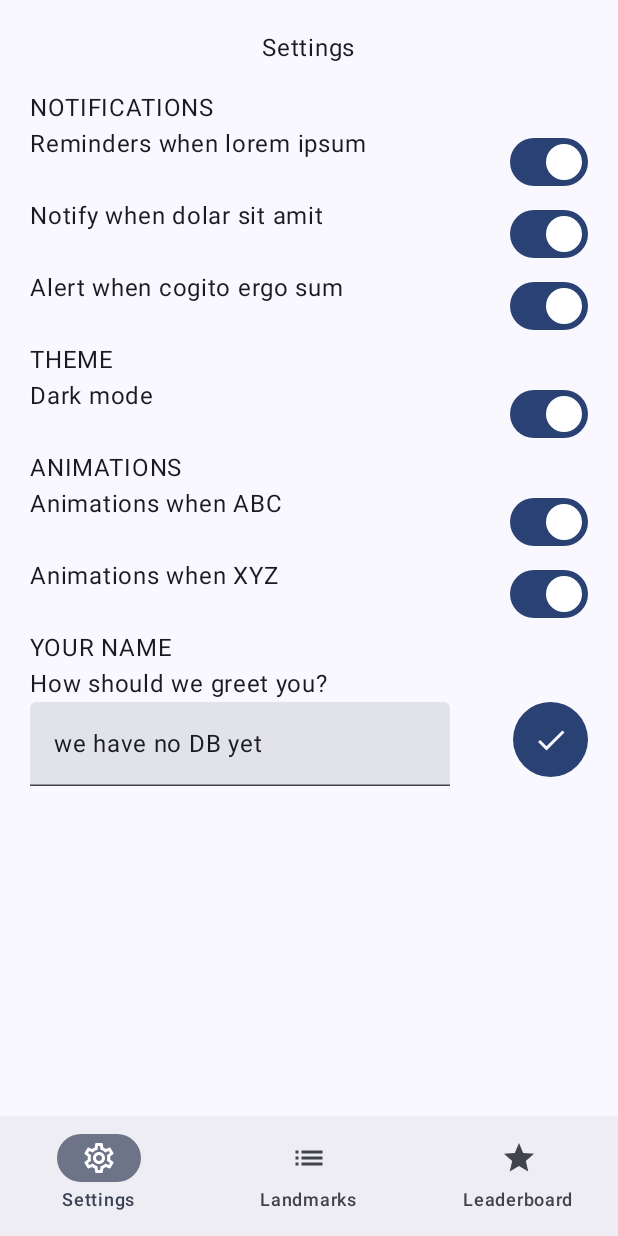
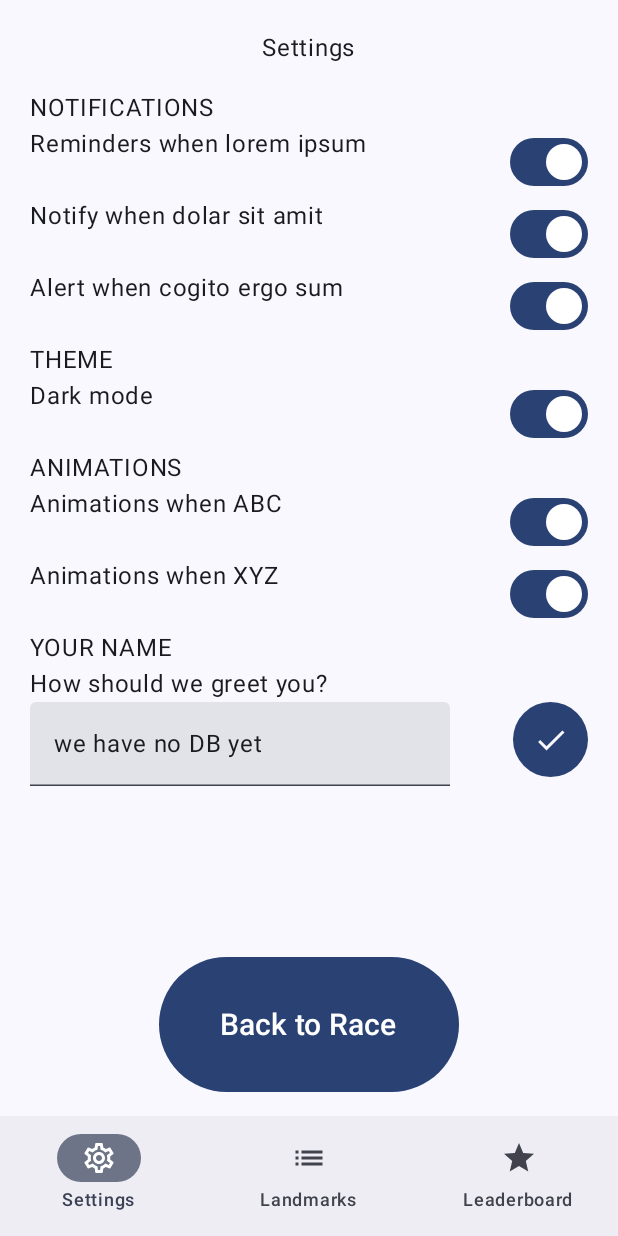
Before and after one commit to priscilla-if/UCanScan, an Android app built with Jetpack Compose: the PreferencesScreen screen opened through its navigation route, on a phone screen of 412 x 824 dp. Run offline under Robolectric (Android 15) with nearby library versions, the phone set to English and light mode, and no system bars.

Commit message:
Added back to race button to leaderboard, landmarks and preferences screens, created a separate composable for this button

```diff
--- a/app/src/main/java/nz/ac/uclive/dsi61/ucanscan/screens/Landmarks.kt
+++ b/app/src/main/java/nz/ac/uclive/dsi61/ucanscan/screens/Landmarks.kt
@@ -39,8 +39,7 @@ fun LandmarksScreen(context: Context,
         bottomBar = {
             BottomNavigationBar(navController)
         },
-        content = {
-
+        content = {innerPadding ->
             Column(
                 modifier = Modifier
                     .fillMaxSize()
@@ -60,8 +59,9 @@ fun LandmarksScreen(context: Context,
                 for (landmark in landmarks) {
                     Text(text = landmark.latitude.toString())
                 }
+            }
 
-            }
+            BackToRaceButtonContainer(navController, innerPadding)
 
             BackHandler {
                 navController.popBackStack()
--- a/app/src/main/java/nz/ac/uclive/dsi61/ucanscan/screens/Leaderboard.kt
+++ b/app/src/main/java/nz/ac/uclive/dsi61/ucanscan/screens/Leaderboard.kt
@@ -39,7 +39,7 @@ fun LeaderboardScreen(context: Context,
     Scaffold(
         bottomBar = {
             BottomNavigationBar(navController)
-        }, content = {
+        }, content = { innerPadding ->
             Column(
                 modifier = Modifier.fillMaxSize().padding(16.dp)
             ) {
@@ -55,6 +55,8 @@ fun LeaderboardScreen(context: Context,
                 }
             }
 
+            BackToRaceButtonContainer(navController, innerPadding)
+
         }
     )
 
--- a/app/src/main/java/nz/ac/uclive/dsi61/ucanscan/screens/Preferences.kt
+++ b/app/src/main/java/nz/ac/uclive/dsi61/ucanscan/screens/Preferences.kt
@@ -58,7 +58,7 @@ fun PreferencesScreen(context: Context,
 
 
     Scaffold( bottomBar={ BottomNavigationBar(navController) },
-        content={Surface(
+        content={ innerPadding -> Surface(
             modifier = Modifier.fillMaxSize(),
             color = MaterialTheme.colorScheme.background
         ) {
@@ -271,7 +271,8 @@ fun PreferencesScreen(context: Context,
                     }
                 }
             }
-
+            // TODO: Add a conditional so that this only displays if a race is in progress.
+            BackToRaceButtonContainer(navController, innerPadding)
 
         }
 
--- a/app/src/main/java/nz/ac/uclive/dsi61/ucanscan/screens/Race.kt
+++ b/app/src/main/java/nz/ac/uclive/dsi61/ucanscan/screens/Race.kt
@@ -1,28 +1,28 @@
 package nz.ac.uclive.dsi61.ucanscan.screens
+
 
 import android.annotation.SuppressLint
 import android.content.Context
-import android.util.Log
+import androidx.compose.foundation.background
 import androidx.compose.foundation.layout.Arrangement
+import androidx.compose.foundation.layout.Box
 import androidx.compose.foundation.layout.Column
+import androidx.compose.foundation.layout.PaddingValues
 import androidx.compose.foundation.layout.Row
 import androidx.compose.foundation.layout.fillMaxSize
+import androidx.compose.foundation.layout.fillMaxWidth
+import androidx.compose.foundation.layout.padding
 import androidx.compose.foundation.layout.size
+import androidx.compose.foundation.shape.CircleShape
 import androidx.compose.foundation.shape.RoundedCornerShape
-
 import androidx.compose.material3.Button
 import androidx.compose.material3.ExperimentalMaterial3Api
 import androidx.compose.material3.Icon
+import androidx.compose.material3.Scaffold
+import androidx.compose.material3.Text
 import androidx.compose.runtime.Composable
 import androidx.compose.ui.Alignment
 import androidx.compose.ui.Modifier
-import androidx.compose.foundation.background
-import androidx.compose.foundation.layout.Box
-import androidx.compose.foundation.layout.padding
-import androidx.compose.foundation.shape.CircleShape
-import androidx.compose.material3.Scaffold
-import androidx.compose.material3.Text
-import androidx.compose.runtime.getValue
 import androidx.compose.ui.graphics.Color
 import androidx.compose.ui.res.painterResource
 import androidx.compose.ui.res.stringResource
@@ -31,11 +31,7 @@ import androidx.compose.ui.text.font.FontWeight
 import androidx.compose.ui.text.style.TextAlign
 import androidx.compose.ui.unit.dp
 import androidx.compose.ui.unit.sp
-
-
 import androidx.navigation.NavController
-import androidx.navigation.NavDestination.Companion.hierarchy
-import androidx.navigation.compose.currentBackStackEntryAsState
 import nz.ac.uclive.dsi61.ucanscan.R
 import nz.ac.uclive.dsi61.ucanscan.navigation.BottomNavigationBar
 import nz.ac.uclive.dsi61.ucanscan.navigation.Screens
@@ -134,3 +130,34 @@ fun RaceScreen(context: Context,
                 }
         }}
     )}
+
+@Composable
+fun BackToRaceButtonContainer(navController: NavController, innerPadding: PaddingValues) {
+    Box(
+        modifier = Modifier.fillMaxSize()
+    ) {
+        Column(
+            modifier = Modifier
+                .fillMaxWidth() // helps centre the button horizontally
+                .align(Alignment.BottomCenter)
+                .padding(bottom = 16.dp),
+            horizontalAlignment = Alignment.CenterHorizontally
+        ) {
+
+            Button(
+                onClick = {
+                    navController.navigate(Screens.Race.route)
+                },
+                modifier = Modifier.padding(bottom = innerPadding.calculateBottomPadding())
+                    .size(width = 200.dp, height = 90.dp)
+
+            ) {
+                Text(
+                    text = stringResource(R.string.back_to_race),
+                    fontSize = 20.sp
+                )
+            }
+        }
+
+    }
+}
```
